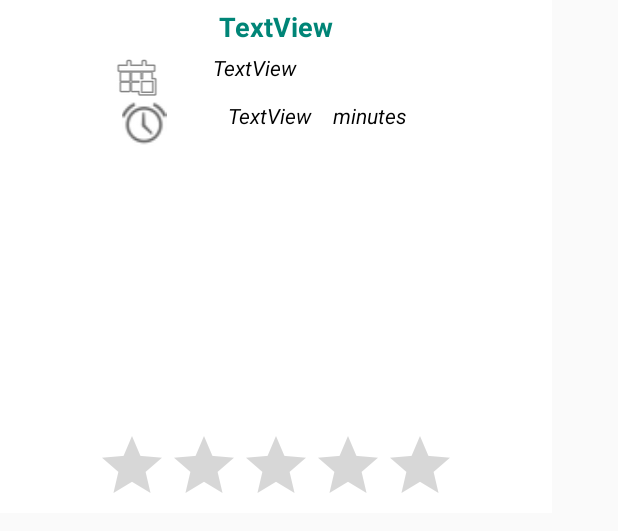
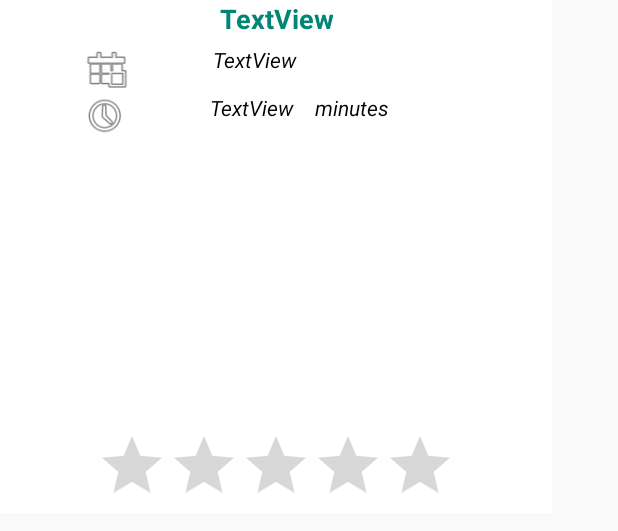
Before and after one commit to PhillineD/StudentKok, an Android app: the layout history_item.xml on its own in the app's theme, with its tools: preview values and no code run, on a phone screen of 412 x 824 dp. Shown: the top 531 px of the screen. Run offline under Robolectric (Android 15) with nearby library versions, the phone set to English and light mode, and no system bars; network calls fail.

Commit message:
Initial Project

```diff
--- a/app/src/main/java/com/example/phill/studentcheff/Requests/EntryDatabase.java
+++ b/app/src/main/java/com/example/phill/studentcheff/Requests/EntryDatabase.java
@@ -58,7 +58,8 @@ public class EntryDatabase extends SQLiteOpenHelper {
         SQLiteDatabase database = instance.getWritableDatabase();
         Log.d("loggen ", "filteren:" + woord);
         return database.rawQuery("SELECT * FROM  Studentchef WHERE  title  = '"+woord+"' " +
-                "OR timestamp ='"+woord+"' " + "OR hint= '"+woord+"'" +  "OR time = '"+woord+"'", null );
+                "OR timestamp ='"+woord+"' " + "OR hint= '"+woord+"'" +  "OR time < '"+woord+"'"
+                + "OR time = '"+woord+"'", null );
 
     }
 
--- a/app/src/main/res/layout/history_item.xml
+++ b/app/src/main/res/layout/history_item.xml
@@ -19,12 +19,13 @@
 
         <TextView
             android:id="@+id/historytitle"
-            android:layout_width="226dp"
-            android:layout_height="35dp"
+            android:layout_width="wrap_content"
+            android:layout_height="wrap_content"
             android:background="@android:color/white"
             android:clickable="false"
             android:focusable="false"
             android:gravity="center"
+            android:paddingBottom="5dp"
             android:text="TextView"
             android:textColor="@color/colorPrimary"
             android:textSize="18sp"
@@ -41,7 +42,6 @@
                 android:id="@+id/imageView2"
                 android:layout_width="wrap_content"
                 android:layout_height="wrap_content"
-                android:layout_marginLeft="40dp"
                 android:layout_weight="1"
                 app:srcCompat="@android:drawable/ic_menu_today" />
 
@@ -64,6 +64,7 @@
             android:layout_width="match_parent"
             android:layout_height="30dp"
             android:layout_gravity="center"
+            android:layout_marginBottom="5dp"
             android:gravity="center"
             android:orientation="horizontal">
 
@@ -72,10 +73,8 @@
                 android:layout_width="wrap_content"
                 android:layout_height="match_parent"
                 android:layout_gravity="right"
-                android:layout_marginLeft="20dp"
                 android:layout_weight="1"
-                android:paddingLeft="20dp"
-                app:srcCompat="@android:drawable/ic_lock_idle_alarm" />
+                app:srcCompat="@android:drawable/ic_menu_recent_history" />
 
             <TextView
                 android:id="@+id/cookstime"
```
Also changed, not shown: app/src/main/java/com/example/phill/studentcheff/Activitys/RecipeActivity.java (+3 -10 lines).
